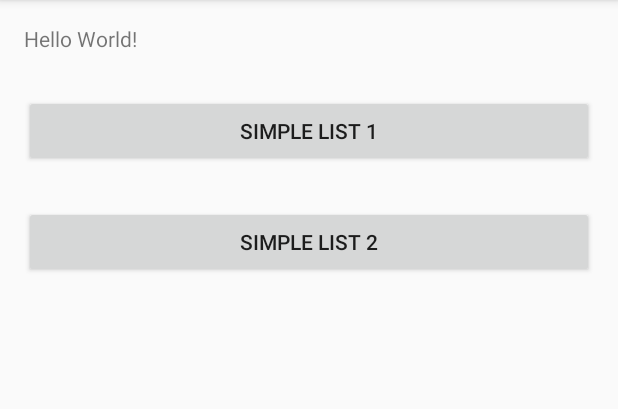
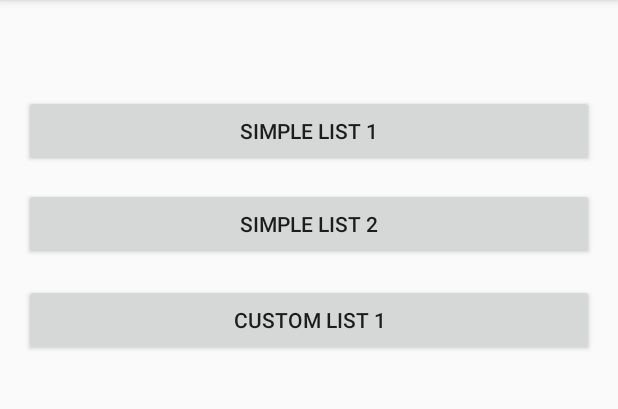
Before and after one commit to davidcollins4481/android-layout-play, an Android app: the screen it shows after launch (MainActivity), on a phone screen of 412 x 824 dp, the part 84-493 px from its top. Run offline under Robolectric (Android 15) with nearby library versions, the phone set to English and light mode, and no system bars.

Commit message:
custom list

```diff
--- a/app/src/main/java/com/digitalcharitease/layoutdemos/MainActivity.java
+++ b/app/src/main/java/com/digitalcharitease/layoutdemos/MainActivity.java
@@ -10,6 +10,7 @@ public class MainActivity extends AppCompatActivity {
 
     Button listViewButtonOne;
     Button listViewButtonTwo;
+    Button listViewButtonThree;
 
     @Override
     protected void onCreate(Bundle savedInstanceState) {
@@ -18,6 +19,7 @@ public class MainActivity extends AppCompatActivity {
 
         listViewButtonOne = (Button) findViewById(R.id.list_view_button_1);
         listViewButtonTwo = (Button) findViewById(R.id.list_view_button_2);
+        listViewButtonThree = (Button) findViewById(R.id.list_view_button_3);
 
         final Context current = this;
 
@@ -33,5 +35,10 @@ public class MainActivity extends AppCompatActivity {
             startActivity(intent);
         });
 
+        listViewButtonThree.setOnClickListener((v) -> {
+            Intent intent = new Intent(current, ListTesting.class);
+            intent.putExtra("type", 3);
+            startActivity(intent);
+        });
     }
 }
--- a/app/src/main/res/layout/activity_main.xml
+++ b/app/src/main/res/layout/activity_main.xml
@@ -10,11 +10,6 @@
     android:paddingTop="@dimen/activity_vertical_margin"
     android:paddingBottom="@dimen/activity_vertical_margin"
     tools:context="com.digitalcharitease.layoutdemos.MainActivity">
-
-    <TextView
-        android:layout_width="wrap_content"
-        android:layout_height="wrap_content"
-        android:text="Hello World!" />
 
     <Button
         android:text="Simple List 1"
@@ -31,8 +26,18 @@
         android:layout_width="wrap_content"
         android:layout_height="wrap_content"
         android:id="@+id/list_view_button_2"
+        android:layout_marginTop="14dp"
         android:layout_below="@+id/list_view_button_1"
         android:layout_alignParentStart="true"
-        android:layout_marginTop="26dp"
+        android:layout_alignParentEnd="true" />
+
+    <Button
+        android:text="Custom List 1"
+        android:layout_width="wrap_content"
+        android:layout_height="wrap_content"
+        android:id="@+id/list_view_button_3"
+        android:layout_below="@+id/list_view_button_2"
+        android:layout_alignParentStart="true"
+        android:layout_marginTop="16dp"
         android:layout_alignParentEnd="true" />
 </RelativeLayout>
```
Also changed, not shown: app/src/main/java/com/digitalcharitease/layoutdemos/ListTesting.java (+44 -0 lines), app/src/main/res/layout/row.xml (added, +34 -0 lines).
